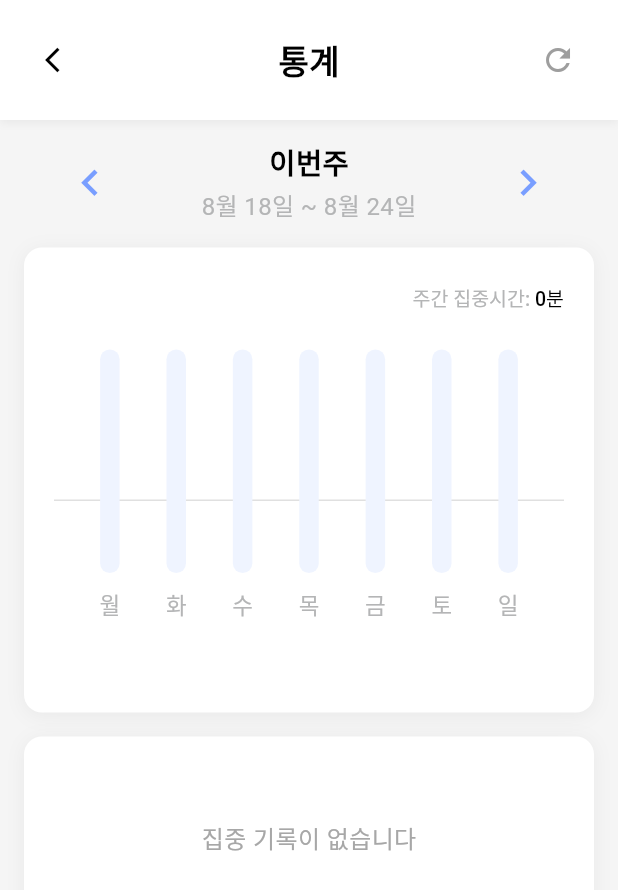
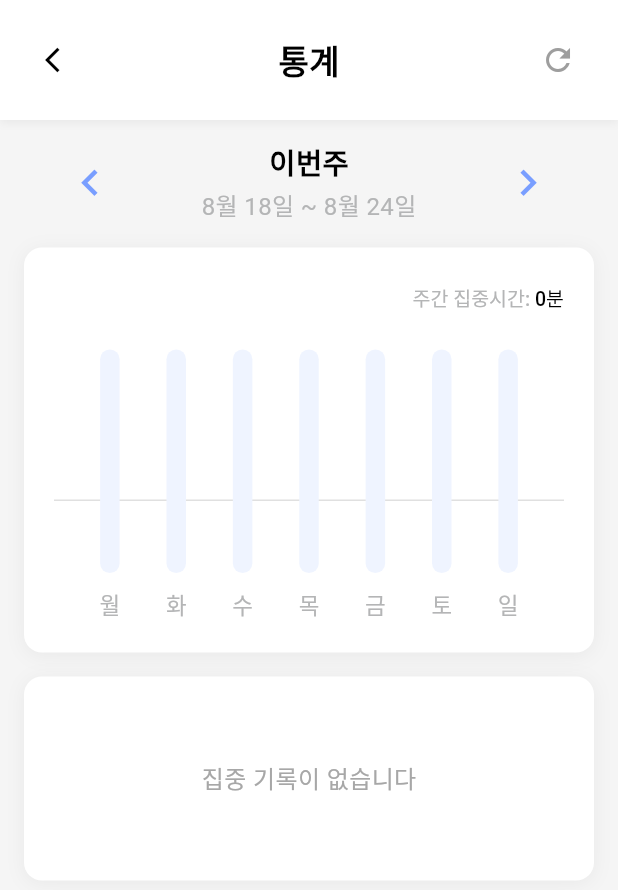
Before and after one commit to jack9282/deepdot, a Flutter app: the StatisticsScreen screen opened directly, on a phone screen of 412 x 824 dp. Shown: the top 890 px of the screen. Run offline on Flutter 3.47's test engine with Material 3 defaults, Android fonts, the phone set to English and light mode, and no system bars; our stand-ins replace dio, flutter_local_notifications, flutter_svg, go_router, jwt_decoder, lottie and 3 more; accounts and stored records are empty; network calls fail; Roboto replaces fonts that are missing (Pretendard).

Commit message:
주간 집중시간 여백 줄이기

```diff
--- a/lib/features/statistics/screens/statistics_screen.dart
+++ b/lib/features/statistics/screens/statistics_screen.dart
@@ -323,7 +323,7 @@ class _StatisticsScreenState extends State<StatisticsScreen>
             // 이번주 통계 카드
             Container(
               width: double.infinity,
-              height: 310, // 카드 높이 줄임 (350 → 310)
+              height: 270, // 카드 높이 줄여서 하단 테두리를 요일에 가깝게
               decoration: BoxDecoration(
                 color: Colors.white,
                 borderRadius: BorderRadius.circular(12),
```
